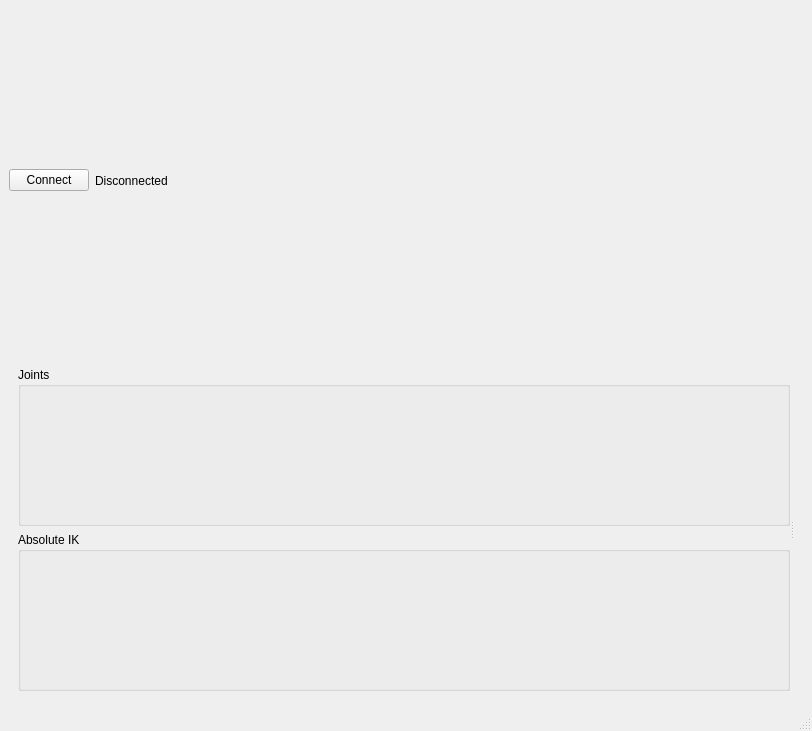
First picture: the form in GUI/ControlGUI.ui, repository yquemener/OpenRobotArm, before the edit.
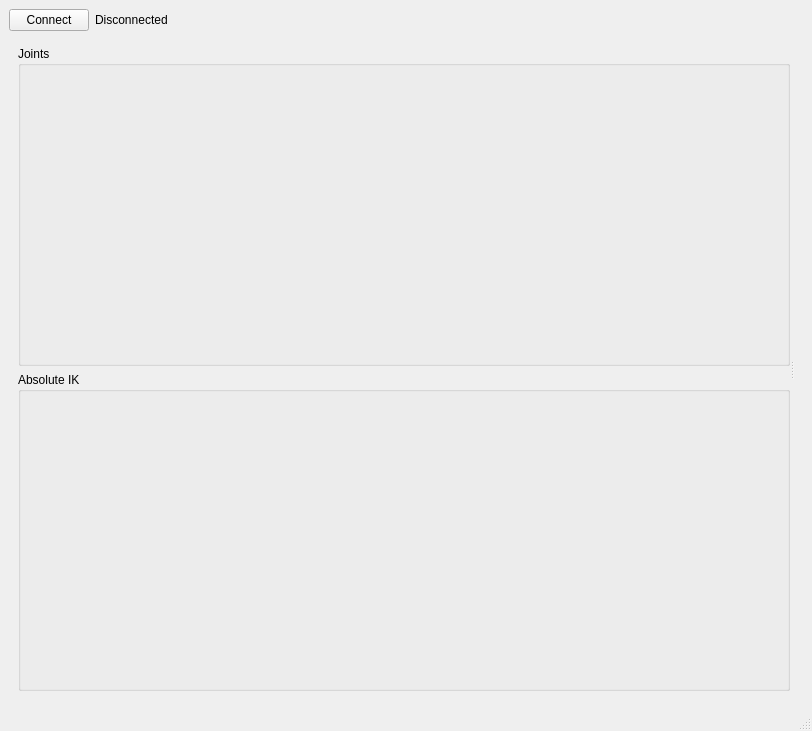
Second picture: the form after the edit.

What changed in the file:
```diff
--- a/GUI/ControlGUI.ui
+++ b/GUI/ControlGUI.ui
@@ -14,7 +14,7 @@
    <string>Arm Controller</string>
   </property>
   <widget class="QWidget" name="centralwidget">
-   <layout class="QVBoxLayout" name="verticalLayout_3">
+   <layout class="QVBoxLayout" name="verticalLayout_3" stretch="0,1">
     <item>
      <layout class="QHBoxLayout" name="horizontalLayout" stretch="0,0,0">
       <item>
@@ -26,6 +26,12 @@
       </item>
       <item>
        <widget class="QLabel" name="label_connectionStatus">
+        <property name="sizePolicy">
+         <sizepolicy hsizetype="Preferred" vsizetype="Fixed">
+          <horstretch>0</horstretch>
+          <verstretch>0</verstretch>
+         </sizepolicy>
+        </property>
         <property name="text">
          <string>Disconnected</string>
         </property>
@@ -55,9 +61,15 @@
           <enum>Qt::Horizontal</enum>
          </property>
          <widget class="QWidget" name="verticalLayoutWidget_2">
-          <layout class="QVBoxLayout" name="verticalLayout_2">
+          <layout class="QVBoxLayout" name="verticalLayout_2" stretch="0,0">
            <item>
             <widget class="QGroupBox" name="groupJoints">
+             <property name="sizePolicy">
+              <sizepolicy hsizetype="Preferred" vsizetype="Expanding">
+               <horstretch>0</horstretch>
+               <verstretch>0</verstretch>
+              </sizepolicy>
+             </property>
              <property name="title">
               <string>Joints</string>
              </property>
@@ -66,6 +78,12 @@
            </item>
            <item>
             <widget class="QGroupBox" name="groupIK">
+             <property name="sizePolicy">
+              <sizepolicy hsizetype="Preferred" vsizetype="Expanding">
+               <horstretch>0</horstretch>
+               <verstretch>0</verstretch>
+              </sizepolicy>
+             </property>
              <property name="title">
               <string>Absolute IK</string>
              </property>
```
